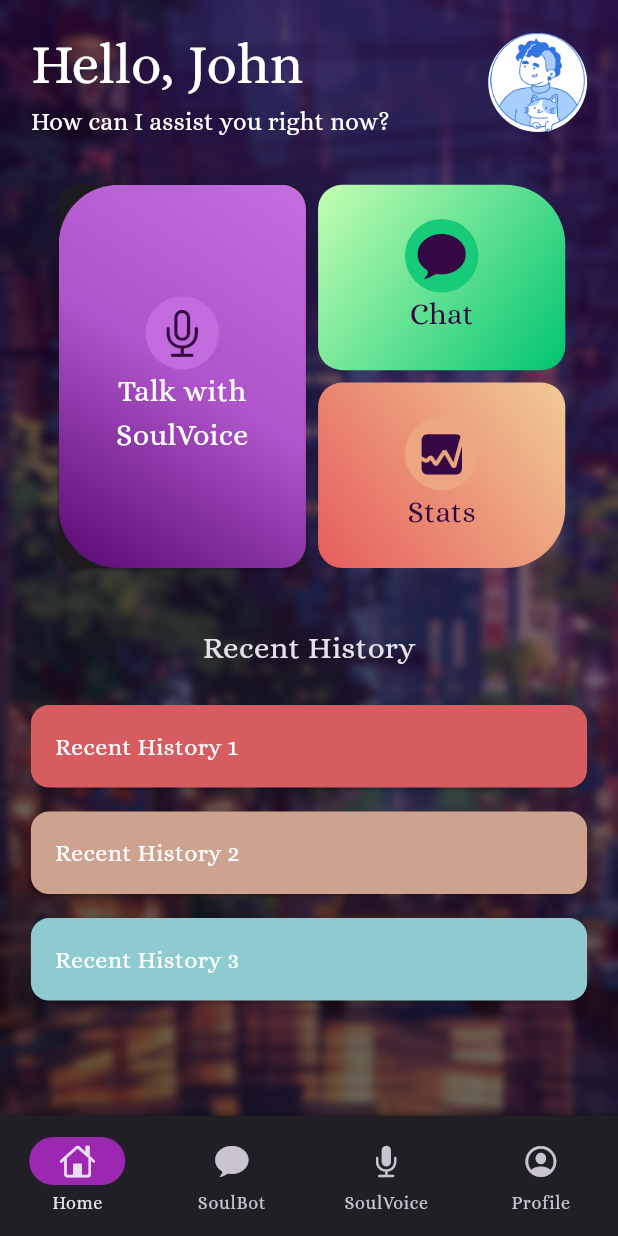
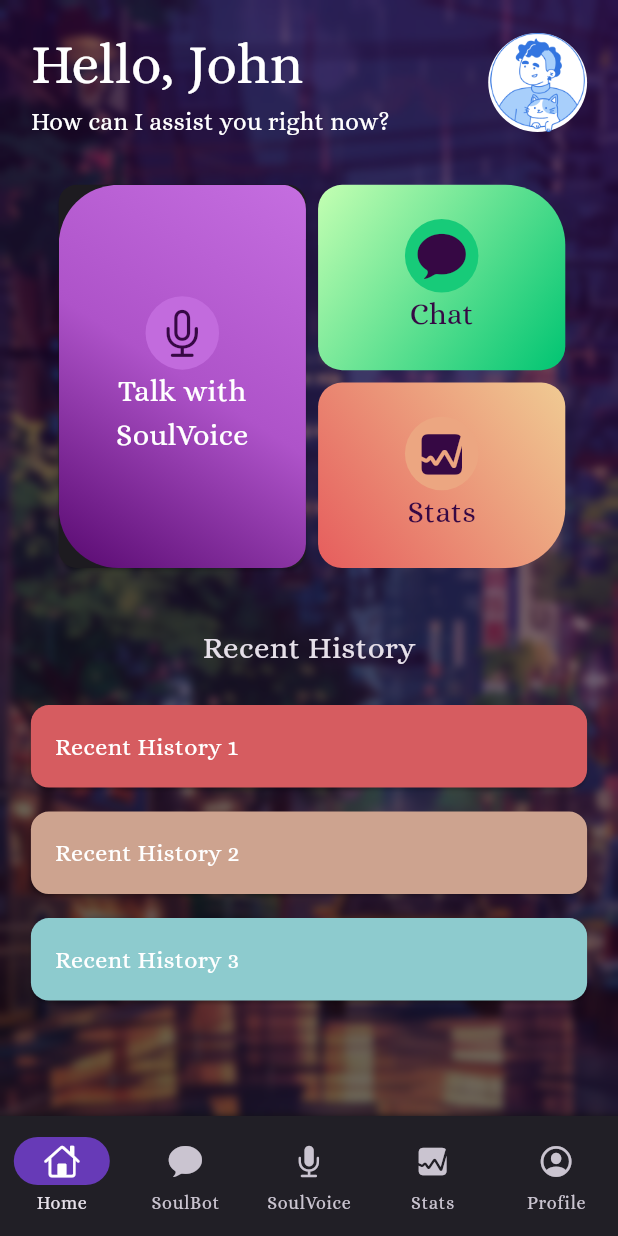
Before and after one commit to Asmika-Panchal/SoulSpace-main, a Flutter app: the screen it shows after launch, on a phone screen of 412 x 824 dp. Run offline on Flutter 3.47's test engine with Material 3 defaults, Android fonts, the phone set to English and light mode, and no system bars; missing offline and left inert: gif.

Commit message:
Code Cleanup

```diff
--- a/lib/main.dart
+++ b/lib/main.dart
@@ -1,10 +1,10 @@
 import 'package:flutter/cupertino.dart';
 import 'package:flutter/material.dart';
-import 'package:soul/rootscreen.dart';
+import 'package:soul/screens/navigationscreen.dart';
 
 //Start Point, to run app
 void main() {
-  runApp(MyApp());
+  runApp(const MyApp());
 }
 
 class MyApp extends StatelessWidget {
@@ -20,7 +20,7 @@ class MyApp extends StatelessWidget {
           brightness: Brightness.dark,
           primaryColor: CupertinoColors.activeBlue,
           fontFamily: 'Alice'),
-      home: SoulBotHome(),
+      home: const SoulBotHome(),
       //Here call the screen you want to
     );
   }
--- a/lib/homescreen.dart
+++ b/lib/screens/homescreen.dart
@@ -8,7 +8,7 @@ class HomeScreen extends StatelessWidget {
 
   @override
   Widget build(BuildContext context) {
-    return MaterialApp(
+    return const MaterialApp(
       debugShowCheckedModeBanner: false,
       home: SoulHomeScreen(),
     );
@@ -27,7 +27,7 @@ class SoulHomeScreen extends StatelessWidget {
       body: Stack(
         children: [
           Container(
-            decoration: BoxDecoration(
+            decoration: const BoxDecoration(
               image: DecorationImage(
                 image: AssetImage('assets/bg.png'),
                 fit: BoxFit.cover,
@@ -92,7 +92,7 @@ class SoulHomeScreen extends StatelessWidget {
                                 debugPrint('Card tapped.');
                               },
                               child: Container(
-                                decoration: BoxDecoration(
+                                decoration: const BoxDecoration(
                                     borderRadius: BorderRadius.only(
                                         bottomRight: Radius.circular(16),
                                         bottomLeft: Radius.circular(40),
@@ -101,7 +101,7 @@ class SoulHomeScreen extends StatelessWidget {
                                     gradient: LinearGradient(
                                         begin: Alignment.topRight,
                                         end: Alignment.bottomLeft,
-                                        colors: const [
+                                        colors: [
                                           Color(0xffC56EE0),
                                           Color.fromARGB(255, 174, 83, 201),
                                           Color(0xff580970)
@@ -113,12 +113,12 @@ class SoulHomeScreen extends StatelessWidget {
                                   mainAxisAlignment: MainAxisAlignment.center,
                                   children: [
                                     Container(
-                                      decoration: BoxDecoration(
+                                      decoration: const BoxDecoration(
                                         shape: BoxShape.circle,
                                         color: Color(0xffC26BDD),
                                       ),
-                                      padding: EdgeInsets.all(7),
-                                      child: Icon(
+                                      padding: const EdgeInsets.all(7),
+                                      child: const Icon(
                                         CupertinoIcons.mic,
                                         size: 35,
                                         color: Color(0xff360844),
@@ -146,7 +146,7 @@ class SoulHomeScreen extends StatelessWidget {
                         mainAxisAlignment: MainAxisAlignment.center,
                         children: [
                           Container(
-                            decoration: BoxDecoration(
+                            decoration: const BoxDecoration(
                                 borderRadius: BorderRadius.only(
                                     bottomRight: Radius.circular(16),
                                     bottomLeft: Radius.circular(16),
@@ -155,7 +155,7 @@ class SoulHomeScreen extends StatelessWidget {
                                 gradient: LinearGradient(
                                     begin: Alignment.topLeft,
                                     end: Alignment.bottomRight,
-                                    colors: const [
+                                    colors: [
                                       Color(0xffC4FFB2),
                                       Color(0xff00C472)
                                     ])),
@@ -166,12 +166,12 @@ class SoulHomeScreen extends StatelessWidget {
                               mainAxisAlignment: MainAxisAlignment.center,
                               children: [
                                 Container(
-                                  decoration: BoxDecoration(
+                                  decoration: const BoxDecoration(
                                     shape: BoxShape.circle,
                                     color: Color(0xff17CB79),
                                   ),
-                                  padding: EdgeInsets.all(7),
-                                  child: Icon(
+                                  padding: const EdgeInsets.all(7),
+                                  child: const Icon(
                                     CupertinoIcons.chat_bubble_fill,
                                     size: 35,
                                     color: Color(0xff360844),
@@ -189,7 +189,7 @@ class SoulHomeScreen extends StatelessWidget {
                             height: screenHeight * 0.01,
                           ),
                           Container(
-                            decoration: BoxDecoration(
+                            decoration: const BoxDecoration(
                                 borderRadius: BorderRadius.only(
                                     bottomRight: Radius.circular(40),
                                     bottomLeft: Radius.circular(16),
@@ -198,7 +198,7 @@ class SoulHomeScreen extends StatelessWidget {
                                 gradient: LinearGradient(
                                     begin: Alignment.topRight,
                                     end: Alignment.bottomLeft,
-                                    colors: const [
+                                    colors: [
                                       Color(0xffF0CB93),
                                       Color(0xffE65D5D)
                                     ])),
@@ -209,12 +209,12 @@ class SoulHomeScreen extends StatelessWidget {
                               mainAxisAlignment: MainAxisAlignment.center,
                               children: [
                                 Container(
-                                  decoration: BoxDecoration(
+                                  decoration: const BoxDecoration(
                                     shape: BoxShape.circle,
                                     color: Color(0xffECA681),
                                   ),
-                                  padding: EdgeInsets.all(7),
-                                  child: Icon(
+                                  padding: const EdgeInsets.all(7),
+                                  child: const Icon(
                                     CupertinoIcons.graph_square_fill,
                                     size: 35,
                                     color: Color(0xff360844),
@@ -252,11 +252,11 @@ class SoulHomeScreen extends StatelessWidget {
                           EdgeInsets.symmetric(horizontal: screenWidth * 0.05),
                       children: [
                         _buildRecentHistoryCard(
-                            'Recent History 1', Color(0xffD65C60)),
+                            'Recent History 1', const Color(0xffD65C60)),
                         _buildRecentHistoryCard(
-                            'Recent History 2', Color(0xffCDA38F)),
+                            'Recent History 2', const Color(0xffCDA38F)),
                         _buildRecentHistoryCard(
-                            'Recent History 3', Color(0xff8DCBCE)),
+                            'Recent History 3', const Color(0xff8DCBCE)),
                       ],
                     ),
                   ),
@@ -271,34 +271,15 @@ class SoulHomeScreen extends StatelessWidget {
 
   Widget _buildRecentHistoryCard(String label, Color color) {
     return Card(
-      margin: EdgeInsets.symmetric(vertical: 8),
+      margin: const EdgeInsets.symmetric(vertical: 8),
       color: color,
       child: Padding(
         padding: const EdgeInsets.all(16.0),
         child: Text(
           label,
-          style: TextStyle(color: Colors.white, fontSize: 16),
+          style: const TextStyle(color: Colors.white, fontSize: 16),
         ),
       ),
     );
   }
-
-  Widget _buildBottomNavItem(
-      IconData icon, bool isActive, String label, BuildContext context) {
-    var screenHeight = MediaQuery.of(context).size.height;
-
-    return Column(
-      mainAxisSize: MainAxisSize.min,
-      children: [
-        Icon(icon,
-            color: isActive ? Colors.purpleAccent : Color(0xff6F2685),
-            size: screenHeight * 0.04),
-        SizedBox(height: screenHeight * 0.005),
-        Text(
-          label,
-          style: TextStyle(color: Colors.white, fontSize: screenHeight * 0.015),
-        ),
-      ],
-    );
-  }
 }
--- a/lib/rootscreen.dart
+++ b/lib/screens/navigationscreen.dart
@@ -1,9 +1,10 @@
 import 'package:flutter/cupertino.dart';
 import 'package:flutter/material.dart';
-import 'package:soul/homescreen.dart';
-import 'package:soul/profile_view.dart';
-import 'package:soul/soulspace.dart';
-import 'package:soul/soulvoice_view.dart';
+import 'package:soul/screens/homescreen.dart';
+import 'package:soul/screens/profile_view.dart';
+import 'package:soul/screens/soulspace.dart';
+import 'package:soul/screens/soulvoice_view.dart';
+import 'package:soul/screens/statsscreen.dart';
 
 class SoulBotHome extends StatefulWidget {
   const SoulBotHome({super.key});
@@ -15,16 +16,16 @@ class SoulBotHome extends StatefulWidget {
 class _SoulBotHomeState extends State<SoulBotHome> {
   int currentPageIndex = 0;
   final List<Widget> _screens = [
-    SoulHomeScreen(),
-    ChatScreen(),
-    SoulVoiceScreen(),
-    // Stats
-    ProfileScreen(),
+    const SoulHomeScreen(),
+    const ChatScreen(),
+    const SoulVoiceScreen(),
+    const Statsscreen(),
+    const ProfileScreen(),
   ];
   @override
   Widget build(BuildContext context) {
-    var screenHeight = MediaQuery.of(context).size.height;
-    var screenWidth = MediaQuery.of(context).size.width;
+    // var screenHeight = MediaQuery.of(context).size.height;
+    // var screenWidth = MediaQuery.of(context).size.width;
 
     return Scaffold(
       // body:
@@ -34,11 +35,14 @@ class _SoulBotHomeState extends State<SoulBotHome> {
             currentPageIndex = index;
           });
         },
-        indicatorColor: Colors.purple,
+        indicatorColor: Colors.deepPurple,
         selectedIndex: currentPageIndex,
-        destinations: [
+        destinations: const [
           NavigationDestination(
-              selectedIcon: Icon(CupertinoIcons.home),
+              selectedIcon: Icon(
+                CupertinoIcons.home,
+                color: Colors.white,
+              ),
               icon: Icon(CupertinoIcons.home),
               label: "Home"),
           NavigationDestination(
@@ -46,24 +50,12 @@ class _SoulBotHomeState extends State<SoulBotHome> {
           NavigationDestination(
               icon: Icon(CupertinoIcons.mic_fill), label: "SoulVoice"),
           NavigationDestination(
+              icon: Icon(CupertinoIcons.graph_square_fill), label: "Stats"),
+          NavigationDestination(
               icon: Icon(CupertinoIcons.profile_circled), label: "Profile"),
         ],
       ),
       body: _screens[currentPageIndex],
     );
   }
-
-  Widget _buildRecentHistoryCard(String label, Color color) {
-    return Card(
-      margin: EdgeInsets.symmetric(vertical: 8),
-      color: color,
-      child: Padding(
-        padding: const EdgeInsets.all(16.0),
-        child: Text(
-          label,
-          style: TextStyle(color: Colors.white, fontSize: 16),
-        ),
-      ),
-    );
-  }
 }
```
Also changed, not shown: lib/screens/login.dart (renamed from lib/login.dart, +46 -31 lines), lib/screens/mood1.dart (renamed from lib/mood1.dart, +7 -7 lines), lib/screens/mood2.dart (renamed from lib/mood2.dart, +9 -8 lines), lib/screens/mood3.dart (renamed from lib/mood3.dart, +9 -9 lines), lib/screens/profile_view.dart (renamed from lib/profile_view.dart, +23 -42 lines), lib/screens/question.dart (renamed from lib/question.dart, +21 -15 lines), lib/screens/reminder.dart (renamed from lib/reminder.dart, +15 -7 lines), lib/screens/signup.dart (renamed from lib/signup.dart, +30 -29 lines), lib/screens/soulspace.dart (renamed from lib/soulspace.dart, +26 -24 lines), lib/screens/soulvoice_view.dart (renamed from lib/soulvoice_view.dart, +10 -8 lines), lib/screens/statsscreen.dart (added, +10 -0 lines), 1 other file.
